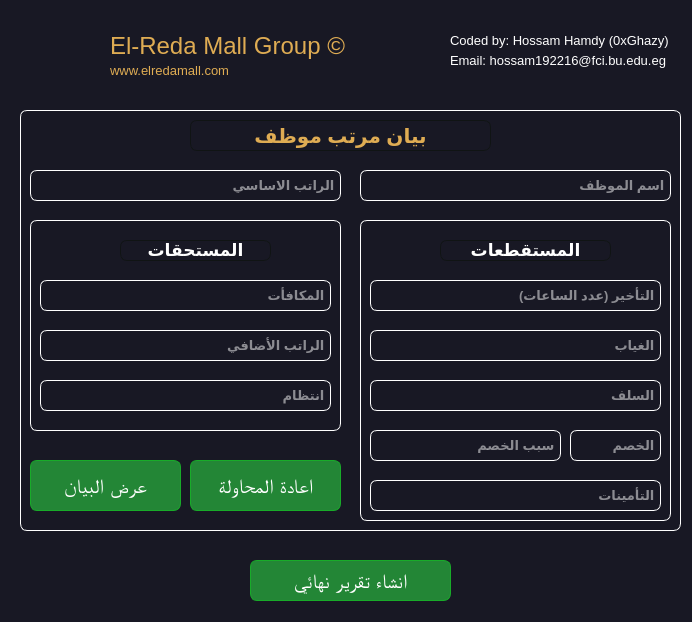
Old version of the form design/UI.ui in the repository 0xGhazy/ElReda-Mall.
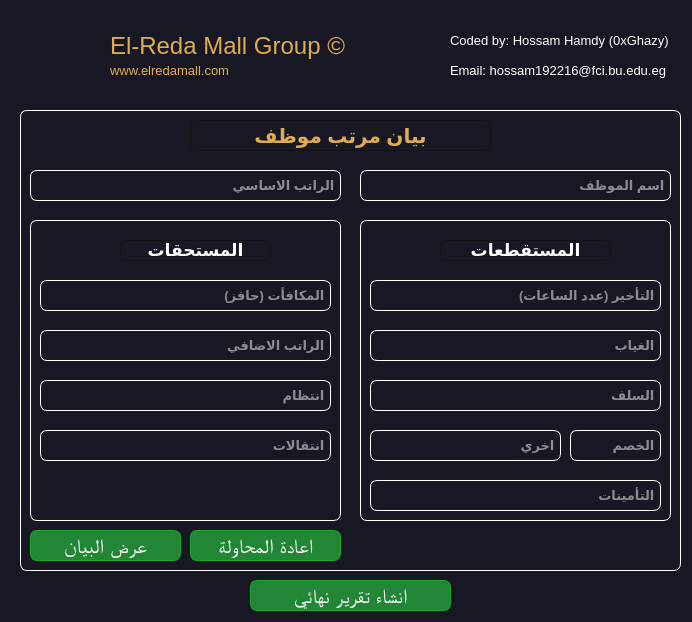
New version of the form. Icons and pictures are not drawn.

Diff of the .ui file:
```diff
--- a/design/UI.ui
+++ b/design/UI.ui
@@ -124,7 +124,7 @@
       <x>20</x>
       <y>110</y>
       <width>661</width>
-      <height>421</height>
+      <height>461</height>
      </rect>
     </property>
     <property name="styleSheet">
@@ -335,7 +335,7 @@
 }</string>
       </property>
       <property name="placeholderText">
-       <string> سبب الخصم</string>
+       <string> اخري</string>
       </property>
      </widget>
      <widget class="QLineEdit" name="services">
@@ -458,7 +458,7 @@
        <x>10</x>
        <y>110</y>
        <width>311</width>
-       <height>211</height>
+       <height>301</height>
       </rect>
      </property>
      <property name="font">
@@ -517,7 +517,7 @@
 }</string>
       </property>
       <property name="placeholderText">
-       <string> الراتب الأضافي</string>
+       <string> الراتب الاضافي</string>
       </property>
      </widget>
      <widget class="QLineEdit" name="regularity">
@@ -630,7 +630,50 @@
 }</string>
       </property>
       <property name="placeholderText">
-       <string> المكافأت</string>
+       <string> المكافأت (حافز)</string>
+      </property>
+     </widget>
+     <widget class="QLineEdit" name="movements">
+      <property name="geometry">
+       <rect>
+        <x>10</x>
+        <y>210</y>
+        <width>291</width>
+        <height>31</height>
+       </rect>
+      </property>
+      <property name="font">
+       <font>
+        <pointsize>10</pointsize>
+        <weight>75</weight>
+        <bold>true</bold>
+       </font>
+      </property>
+      <property name="layoutDirection">
+       <enum>Qt::RightToLeft</enum>
+      </property>
+      <property name="styleSheet">
+       <string notr="true">QLineEdit{
+border-radius:7px;
+border:1px solid #ffffffff;
+color: white;
+border-radius:7px;
+border:1px solid #ffffffff;
+color: white;
+}
+
+QLineEdit:hover {
+	background:linear-gradient(to bottom, #5cbf2a 5%, #44c767 100%);
+	background-color: rgb(24,24,36);
+	border:1px solid #18ab29;
+}
+QLineEdit:active {
+	position:relative;
+	top:2px;
+}</string>
+      </property>
+      <property name="placeholderText">
+       <string> انتقالات</string>
       </property>
      </widget>
     </widget>
@@ -730,9 +773,9 @@
      <property name="geometry">
       <rect>
        <x>10</x>
-       <y>350</y>
+       <y>420</y>
        <width>151</width>
-       <height>51</height>
+       <height>31</height>
       </rect>
      </property>
      <property name="font">
@@ -798,9 +841,9 @@
      <property name="geometry">
       <rect>
        <x>170</x>
-       <y>350</y>
+       <y>420</y>
        <width>151</width>
-       <height>51</height>
+       <height>31</height>
       </rect>
      </property>
      <property name="font">
@@ -839,7 +882,7 @@
     <property name="geometry">
      <rect>
       <x>380</x>
-      <y>20</y>
+      <y>30</y>
       <width>61</width>
       <height>61</height>
      </rect>
@@ -879,7 +922,7 @@
     <property name="geometry">
      <rect>
       <x>450</x>
-      <y>50</y>
+      <y>60</y>
       <width>221</width>
       <height>21</height>
      </rect>
@@ -900,9 +943,9 @@
     <property name="geometry">
      <rect>
       <x>250</x>
-      <y>560</y>
+      <y>580</y>
       <width>201</width>
-      <height>41</height>
+      <height>31</height>
      </rect>
     </property>
     <property name="font">
```
Left out of the diff: 2 changed lines with no effect on the pictures.
